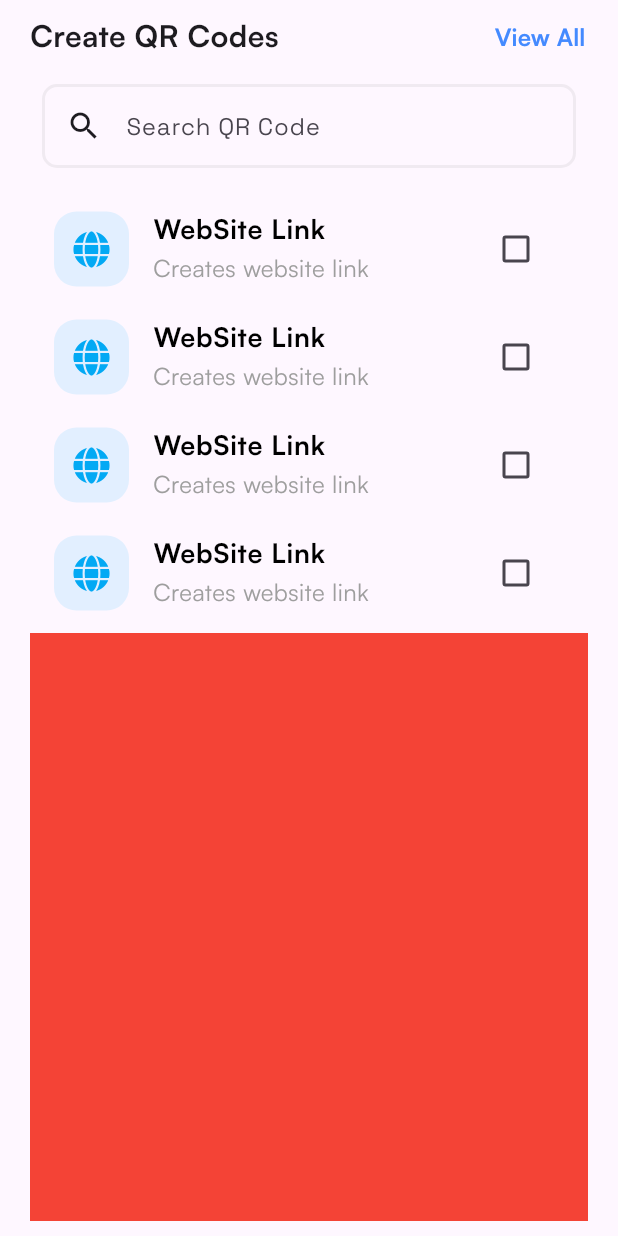
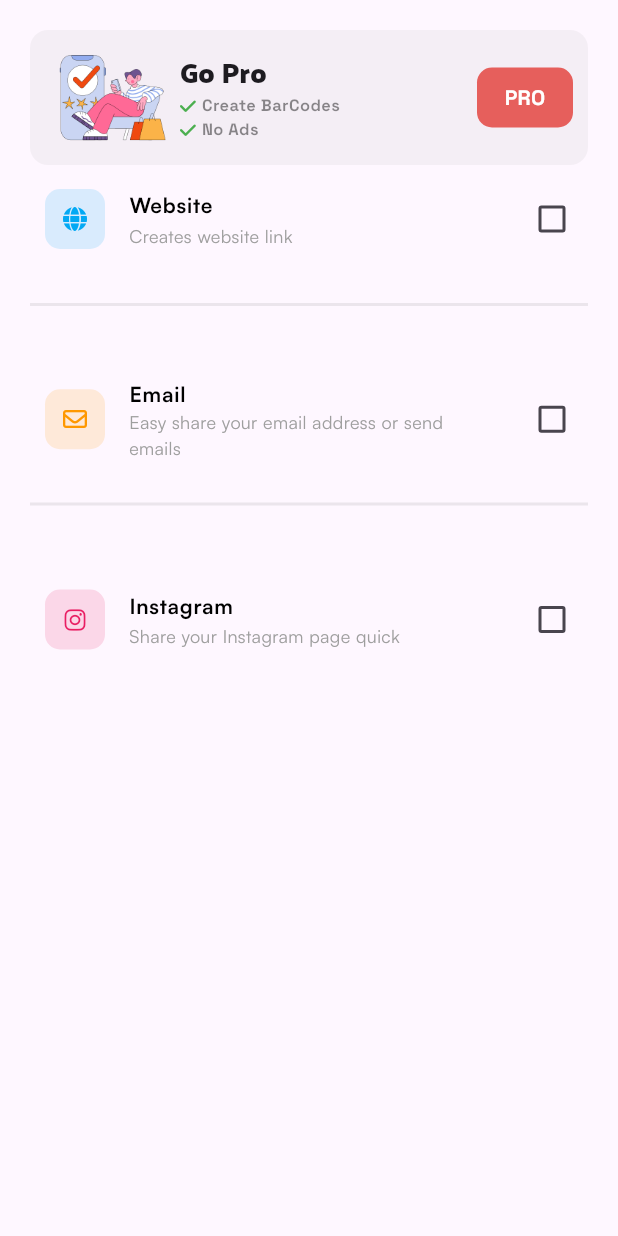
Before and after one commit to Prince-213/playground2, a Flutter app: the CreateQRCode widget shown alone on an empty page, opened directly, on a phone screen of 412 x 824 dp. Run offline on Flutter 3.47's test engine with Material 3 defaults, Android fonts, the phone set to English and light mode, and no system bars; our stand-ins replace flutter_riverpod, font_awesome_flutter, go_router, lottie, riverpod_annotation; generated files the repository leaves out were written again.

Commit message:
set appbar

```diff
--- a/lib/screens/create_qr_code.dart
+++ b/lib/screens/create_qr_code.dart
@@ -2,6 +2,7 @@ import 'package:flutter/cupertino.dart';
 import 'package:flutter/material.dart';
 import 'package:flutter/widgets.dart';
 import 'package:font_awesome_flutter/font_awesome_flutter.dart';
+import 'package:quick_code/widgets/scan_screen_widgets.dart';
 
 class CreateQRCode extends StatefulWidget {
   const CreateQRCode({super.key});
@@ -13,7 +14,7 @@ class CreateQRCode extends StatefulWidget {
 class _CreateQRCodeState extends State<CreateQRCode> {
   @override
   Widget build(BuildContext context) {
-    final List<Map<String, dynamic>> qr_code_options = [
+    final List<Map<String, dynamic>> qrCodeOptions = [
       {
         'title': 'Website',
         'descp': 'Creates website link',
@@ -34,128 +35,73 @@ class _CreateQRCodeState extends State<CreateQRCode> {
       }
     ];
 
-    return Padding(
+    final double width = MediaQuery.of(context).size.width;
+
+    return SingleChildScrollView(
+      child: Padding(
         padding: const EdgeInsets.symmetric(horizontal: 20),
         child: Column(
           children: [
-          Expanded(
-            flex: 1,
-            child: Column(
-              children: [
-                Row(
-                  mainAxisAlignment: MainAxisAlignment.spaceBetween,
-                  children: [
-                    const Text(
-                      'Create QR Codes',
-                      style: TextStyle(
-                          fontSize: 20,
-                          fontWeight: FontWeight.w800,
-                          fontFamily: 'Satoshi'),
+            const SizedBox(
+              height: 20,
             ),
-                    FilledButton(
-                      onPressed: () {},
-                      style: const ButtonStyle(
-                          padding: MaterialStatePropertyAll(EdgeInsets.all(0)),
-                          backgroundColor:
-                              MaterialStatePropertyAll(Colors.transparent)),
-                      child: const Text(
-                        'View All',
-                        style: TextStyle(
-                            fontSize: 16,
-                            color: Colors.blueAccent,
-                            fontWeight: FontWeight.w800,
-                            fontFamily: 'Satoshi'),
+            const AdBanner(),
+            SizedBox(
+              width: double.infinity,
+              height: double.maxFinite,
+              child: ListView.separated(
+                  itemCount: qrCodeOptions.length,
+                  separatorBuilder: (context, index) {
+                    return Padding(
+                      padding: const EdgeInsets.only(bottom: 40, top: 20),
+                      child: Container(
+                        width: 2,
+                        height: 2,
+                        color: Colors.grey.withOpacity(.2),
                       ),
-                    )
-                  ],
-                ),
-                Padding(
-                  padding: const EdgeInsets.all(8.0),
-                  child: SearchAnchor(builder:
-                      (BuildContext context, SearchController controller) {
-                    return SearchBar(
-                      controller: controller,
-                      shape: MaterialStatePropertyAll(RoundedRectangleBorder(
-                          borderRadius: BorderRadius.circular(10))),
-                      elevation: const MaterialStatePropertyAll(0),
-                      backgroundColor:
-                          const MaterialStatePropertyAll(Colors.transparent),
-                      side: MaterialStatePropertyAll(BorderSide(
-                        width: 2,
-                        color: Colors.grey.withOpacity(.15),
-                      )),
-                      padding: const MaterialStatePropertyAll<EdgeInsets>(
-                          EdgeInsets.symmetric(horizontal: 16.0)),
-                      leading: const Icon(Icons.search),
-                      hintText: 'Search QR Code',
-                      /* trailing: <Widget>[
-                    Tooltip(
-                      message: 'Change brightness mode',
-                      child: IconButton(
-                        isSelected: false,
-                        onPressed: () {},
-                        icon: const Icon(Icons.wb_sunny_outlined),
-                        selectedIcon: const Icon(Icons.brightness_2_outlined),
-                      ),
-                    )
-                  ], */
                     );
-                  }, suggestionsBuilder:
-                      (BuildContext context, SearchController controller) {
-                    return List<ListTile>.generate(5, (int index) {
-                      final String item = 'item $index';
-                      return ListTile(
-                        title: Text(item),
-                        onTap: () {
-                          setState(() {
-                            controller.closeView(item);
-                          });
                   },
-                      );
-                    });
-                  }),
-                ),
-                const SizedBox(
-                  height: 10,
-                ),
-                Expanded(
-                  flex: 1,
-                  child: CustomScrollView(
-                    slivers: [
-                      SliverList(
-                          delegate:
-                              SliverChildBuilderDelegate((context, index) {
-                        return ListTile(
+                  itemBuilder: (context, index) {
+                    return SizedBox(
+                      width: 300,
+                      child: ListTile(
                         onTap: () {},
-                          splashColor: Colors.lightBlueAccent.withOpacity(.1),
+                        isThreeLine: false,
+                        contentPadding: EdgeInsets.only(left: 10),
+                        splashColor:
+                            qrCodeOptions[index]['color'].withOpacity(.1),
                         selected: true,
-                          title: const Text(
-                            'WebSite Link',
-                            style: TextStyle(
+                        shape: RoundedRectangleBorder(
+                            borderRadius: BorderRadius.circular(12)),
+                        title: Text(
+                          qrCodeOptions[index]['title'],
+                          style: const TextStyle(
                               fontFamily: 'Satoshi',
-                                fontSize: 18,
+                              fontSize: 14,
                               color: Colors.black,
                               fontWeight: FontWeight.w800),
                         ),
-                          subtitle: const Text(
-                            'Creates website link',
-                            style: TextStyle(
+                        subtitle: Text(
+                          qrCodeOptions[index]['descp'],
+                          style: const TextStyle(
                               fontFamily: 'Satoshi',
-                                fontSize: 16,
+                              fontSize: 12,
                               color: Colors.grey),
                         ),
                         leading: Container(
-                            width: 50,
-                            height: 50,
+                          width: 40,
+                          height: 40,
                           padding: const EdgeInsets.all(10),
                           decoration: BoxDecoration(
-                              borderRadius: BorderRadius.circular(15),
-                              color: Colors.lightBlueAccent.withOpacity(.15),
+                            borderRadius: BorderRadius.circular(10),
+                            color:
+                                qrCodeOptions[index]['color'].withOpacity(.15),
                           ),
-                            child: const Center(
+                          child: Center(
                               child: FaIcon(
-                              FontAwesomeIcons.globe,
-                              color: Colors.lightBlue,
+                            qrCodeOptions[index]['icon'],
+                            color: qrCodeOptions[index]['color'],
+                            size: 16,
                           )),
                         ),
                         trailing: Checkbox.adaptive(
@@ -165,25 +111,12 @@ class _CreateQRCodeState extends State<CreateQRCode> {
                               Colors.transparent),
                           activeColor: Colors.lightGreenAccent,
                         ),
+                      ),
                     );
-                      }, childCount: 10))
+                  }),
+            ),
           ],
         ),
-                )
-              ],
-            ),
-          ),
-          Expanded(
-              flex: 1,
-              child: Padding(
-                padding: const EdgeInsets.symmetric(vertical: 10),
-                child: Container(
-                  height: 100,
-                  color: Colors.red,
-                  width: double.infinity,
-                ),
-              ))
-        ],
       ),
     );
   }
--- a/lib/screens/homepage.dart
+++ b/lib/screens/homepage.dart
@@ -1,3 +1,4 @@
+import 'package:flutter/cupertino.dart';
 import 'package:flutter/material.dart';
 import 'package:flutter/widgets.dart';
 import 'package:flutter_riverpod/flutter_riverpod.dart';
@@ -114,10 +115,38 @@ class HomepageState extends ConsumerState<Homepage>
 
     return Scaffold(
         backgroundColor: Colors.white,
+        resizeToAvoidBottomInset: false,
         appBar: AppBar(
-          toolbarHeight: 90,
-          backgroundColor: Colors.transparent,
-          title: const AdBanner(),
+          actions: [
+            Stack(
+              children: [
+                Transform.translate(
+                  offset: const Offset(10, -10),
+                  child: Container(
+                    width: 50,
+                    height: 50,
+                    decoration: BoxDecoration(
+                        color: const Color.fromARGB(255, 183, 67, 65)
+                            .withOpacity(.2),
+                        shape: BoxShape.circle),
+                  ),
+                )
+              ],
+            )
+          ],
+          backgroundColor: const Color(0xFFE65F5C),
+          shape: const RoundedRectangleBorder(
+              borderRadius: BorderRadius.only(
+                  bottomLeft: Radius.circular(10),
+                  bottomRight: Radius.circular(10))),
+          title: const Text(
+            'Creator',
+            style: TextStyle(
+                fontFamily: 'Satoshi',
+                fontSize: 24,
+                color: Colors.white,
+                fontWeight: FontWeight.w600),
+          ),
         ),
         bottomSheet: BottomAppBar(
           height: count == 1 ? 160 : 90,
--- a/lib/widgets/scan_screen_widgets.dart
+++ b/lib/widgets/scan_screen_widgets.dart
@@ -64,7 +64,7 @@ class AdBanner extends StatelessWidget {
       padding: const EdgeInsets.only(left: 10, right: 10),
       decoration: BoxDecoration(
           color: Colors.grey.withOpacity(.1),
-          borderRadius: BorderRadius.circular(25)),
+          borderRadius: BorderRadius.circular(12)),
       child: Row(
         mainAxisAlignment: MainAxisAlignment.spaceBetween,
         children: [
```
Lines whose indentation alone changed are shown as unchanged.
